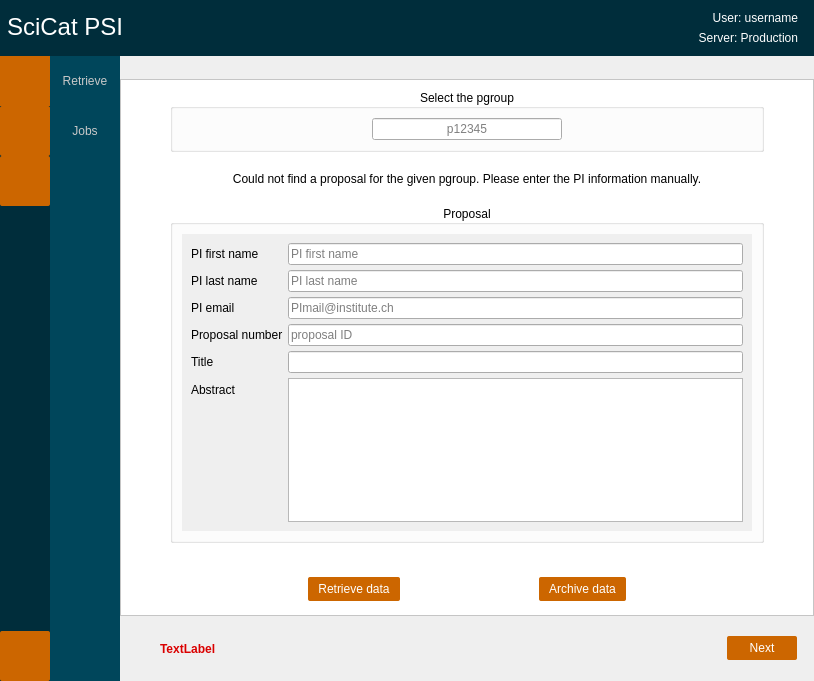
Qt form PSIArchiver/dialog.ui (paulscherrerinstitute/scicat-qt) before a commit.
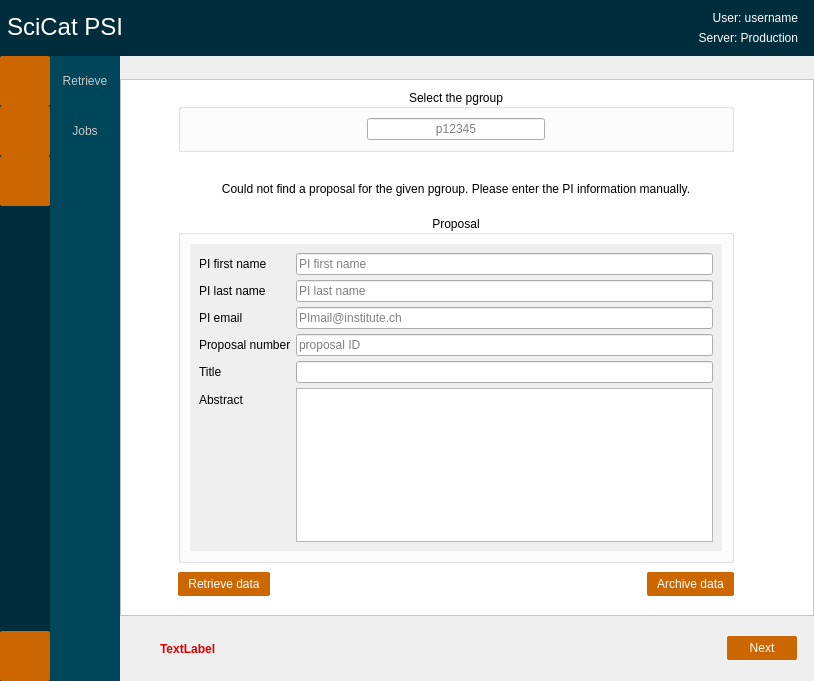
The same form after that commit. The open tabs and pages were chosen to show the change. Icons and pictures are not drawn.

Commit message: added refresh; minor layout improvements; added more tooltips

```diff
--- a/PSIArchiver/dialog.ui
+++ b/PSIArchiver/dialog.ui
@@ -266,9 +266,10 @@
            <string>Login</string>
           </property>
           <property name="styleSheet">
-           <string notr="true">QPushButton{background-repeat: no-repeat; width:50px; height:50px; border-radius:0px; padding:0px}
-QPushButton:hover{background-repeat: no-repeat; width:50px; height:50px}
-QPushButton:!enabled{background-repeat: no-repeat; width:50px; height:50px}
+           <string notr="true">QPushButton{border-image:url(&quot;:/images/login-not-active.svg&quot;); background-repeat: no-repeat; width:50px; height:50px; padding:0px}
+QPushButton:hover{border-image:url(&quot;:/images/login.svg&quot;); background-repeat: no-repeat; width:50px; height:50px}
+QPushButton:!enabled{border-image:url(&quot;:/images/login-not-active.svg&quot;); background-repeat: no-repeat; width:50px; height:50px}
+
 </string>
           </property>
           <property name="text">
@@ -682,6 +683,9 @@
             <layout class="QHBoxLayout" name="horizontalLayout_15">
              <item>
               <layout class="QVBoxLayout" name="verticalLayout_29">
+               <property name="spacing">
+                <number>0</number>
+               </property>
                <item>
                 <spacer name="verticalSpacer_21">
                  <property name="orientation">
@@ -697,6 +701,9 @@
                </item>
                <item>
                 <layout class="QHBoxLayout" name="horizontalLayout_6">
+                 <property name="spacing">
+                  <number>6</number>
+                 </property>
                  <item>
                   <spacer name="horizontalSpacer_4">
                    <property name="orientation">
@@ -707,7 +714,7 @@
                    </property>
                    <property name="sizeHint" stdset="0">
                     <size>
-                     <width>40</width>
+                     <width>48</width>
                      <height>20</height>
                     </size>
                    </property>
@@ -715,6 +722,9 @@
                  </item>
                  <item>
                   <layout class="QVBoxLayout" name="verticalLayout_28">
+                   <property name="spacing">
+                    <number>6</number>
+                   </property>
                    <item>
                     <spacer name="verticalSpacer">
                      <property name="orientation">
@@ -873,8 +883,8 @@
                           <rect>
                            <x>0</x>
                            <y>0</y>
-                           <width>558</width>
-                           <height>235</height>
+                           <width>520</width>
+                           <height>278</height>
                           </rect>
                          </property>
                          <property name="sizePolicy">
@@ -1069,22 +1079,6 @@
                      </layout>
                     </widget>
                    </item>
-                   <item>
-                    <spacer name="verticalSpacer_13">
-                     <property name="orientation">
-                      <enum>Qt::Vertical</enum>
-                     </property>
-                     <property name="sizeType">
-                      <enum>QSizePolicy::MinimumExpanding</enum>
-                     </property>
-                     <property name="sizeHint" stdset="0">
-                      <size>
-                       <width>17</width>
-                       <height>25</height>
-                      </size>
-                     </property>
-                    </spacer>
-                   </item>
                    <item>
                     <widget class="QFrame" name="retrieveArchiveButtons">
                      <property name="minimumSize">
@@ -1121,19 +1115,9 @@
                       </property>
                       <item>
                        <layout class="QHBoxLayout" name="horizontalLayout_5">
-                        <item>
-                         <spacer name="horizontalSpacer_21">
-                          <property name="orientation">
-                           <enum>Qt::Horizontal</enum>
-                          </property>
-                          <property name="sizeHint" stdset="0">
-                           <size>
-                            <width>40</width>
-                            <height>20</height>
-                           </size>
-                          </property>
-                         </spacer>
-                        </item>
+                        <property name="spacing">
+                         <number>0</number>
+                        </property>
                         <item>
                          <widget class="QPushButton" name="pushButtonRetrieveData">
                           <property name="text">
@@ -1164,40 +1148,11 @@
                           </property>
                          </widget>
                         </item>
-                        <item>
-                         <spacer name="horizontalSpacer_22">
-                          <property name="orientation">
-                           <enum>Qt::Horizontal</enum>
-                          </property>
-                          <property name="sizeHint" stdset="0">
-                           <size>
-                            <width>40</width>
-                            <height>20</height>
-                           </size>
-                          </property>
-                         </spacer>
-                        </item>
                        </layout>
                       </item>
                      </layout>
                     </widget>
                    </item>
-                   <item>
-                    <spacer name="verticalSpacer_14">
-                     <property name="orientation">
-                      <enum>Qt::Vertical</enum>
-                     </property>
-                     <property name="sizeType">
-                      <enum>QSizePolicy::Ignored</enum>
-                     </property>
-                     <property name="sizeHint" stdset="0">
-                      <size>
-                       <width>20</width>
-                       <height>40</height>
-                      </size>
-                     </property>
-                    </spacer>
-                   </item>
                   </layout>
                  </item>
                  <item>
@@ -1210,7 +1165,7 @@
                    </property>
                    <property name="sizeHint" stdset="0">
                     <size>
-                     <width>40</width>
+                     <width>70</width>
                      <height>20</height>
                     </size>
                    </property>
@@ -1224,12 +1179,12 @@
                   <enum>Qt::Vertical</enum>
                  </property>
                  <property name="sizeType">
-                  <enum>QSizePolicy::Expanding</enum>
+                  <enum>QSizePolicy::Fixed</enum>
                  </property>
                  <property name="sizeHint" stdset="0">
                   <size>
                    <width>20</width>
-                   <height>59</height>
+                   <height>6</height>
                   </size>
                  </property>
                 </spacer>
```
Left out of the diff: 142 changed lines with no effect on the pictures. Lines whose indentation alone changed are shown as unchanged. The commit also changes 5 other files.
